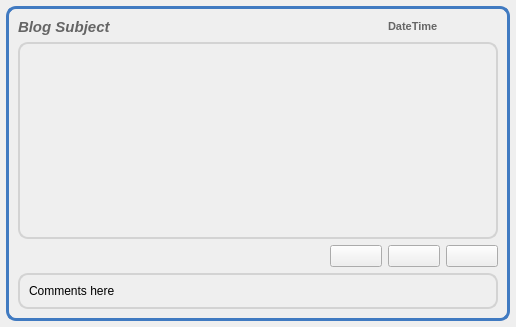
Qt form retroshare-gui/src/gui/unfinished/blogs/BlogsMsgItem.ui (RetroShare/RetroShare) before a commit.
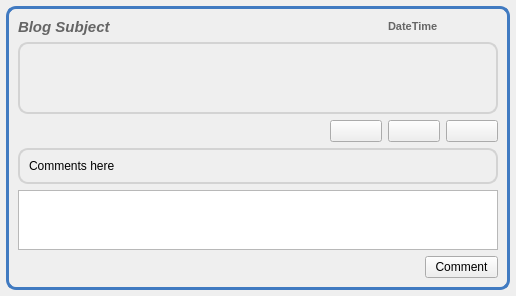
The same form after that commit. Icons and pictures are not drawn.

Commit message: forget to commit this changes for the blogmsgitem

```diff
--- a/retroshare-gui/src/gui/unfinished/blogs/BlogsMsgItem.ui
+++ b/retroshare-gui/src/gui/unfinished/blogs/BlogsMsgItem.ui
@@ -7,7 +7,7 @@
     <x>0</x>
     <y>0</y>
     <width>516</width>
-    <height>327</height>
+    <height>294</height>
    </rect>
   </property>
   <property name="windowTitle">
@@ -61,38 +61,7 @@
       <enum>QFrame::Raised</enum>
      </property>
      <layout class="QGridLayout" name="gridLayout_2">
-      <item row="1" column="0">
-       <widget class="QFrame" name="expandFrame">
-        <property name="styleSheet">
-         <string notr="true">QFrame#expandFrame{border: 2px solid #D3D3D3;
-background-color: qlineargradient(x1:0, y1:0, x2:0, y2:1, 
-stop:0 #FFFFFF, stop:1 #F2F2F2);;
-border-radius: 10px;}</string>
-        </property>
-        <property name="frameShape">
-         <enum>QFrame::StyledPanel</enum>
-        </property>
-        <property name="frameShadow">
-         <enum>QFrame::Raised</enum>
-        </property>
-        <layout class="QVBoxLayout">
-         <item>
-          <widget class="QLabel" name="msgLabel">
-           <property name="sizePolicy">
-            <sizepolicy hsizetype="MinimumExpanding" vsizetype="Preferred">
-             <horstretch>0</horstretch>
-             <verstretch>0</verstretch>
-            </sizepolicy>
-           </property>
-           <property name="text">
-            <string>Comments here</string>
-           </property>
-          </widget>
-         </item>
-        </layout>
-       </widget>
-      </item>
-      <item row="0" column="0">
+      <item row="0" column="0" colspan="2">
        <layout class="QGridLayout" name="gridLayout">
         <item row="0" column="0" colspan="3">
          <widget class="QLabel" name="titleLabel">
@@ -232,6 +201,67 @@
         </item>
        </layout>
       </item>
+      <item row="1" column="0" colspan="2">
+       <widget class="QFrame" name="expandFrame">
+        <property name="styleSheet">
+         <string notr="true">QFrame#expandFrame{border: 2px solid #D3D3D3;
+background-color: qlineargradient(x1:0, y1:0, x2:0, y2:1, 
+stop:0 #FFFFFF, stop:1 #F2F2F2);;
+border-radius: 10px;}</string>
+        </property>
+        <property name="frameShape">
+         <enum>QFrame::StyledPanel</enum>
+        </property>
+        <property name="frameShadow">
+         <enum>QFrame::Raised</enum>
+        </property>
+        <layout class="QVBoxLayout">
+         <item>
+          <widget class="QLabel" name="msgLabel">
+           <property name="sizePolicy">
+            <sizepolicy hsizetype="MinimumExpanding" vsizetype="Preferred">
+             <horstretch>0</horstretch>
+             <verstretch>0</verstretch>
+            </sizepolicy>
+           </property>
+           <property name="text">
+            <string>Comments here</string>
+           </property>
+          </widget>
+         </item>
+        </layout>
+       </widget>
+      </item>
+      <item row="2" column="0" colspan="2">
+       <widget class="QTextEdit" name="commentEdit">
+        <property name="maximumSize">
+         <size>
+          <width>16777215</width>
+          <height>60</height>
+         </size>
+        </property>
+       </widget>
+      </item>
+      <item row="3" column="0">
+       <spacer name="horizontalSpacer">
+        <property name="orientation">
+         <enum>Qt::Horizontal</enum>
+        </property>
+        <property name="sizeHint" stdset="0">
+         <size>
+          <width>398</width>
+          <height>20</height>
+         </size>
+        </property>
+       </spacer>
+      </item>
+      <item row="3" column="1">
+       <widget class="QPushButton" name="commentButton">
+        <property name="text">
+         <string>Comment</string>
+        </property>
+       </widget>
+      </item>
      </layout>
     </widget>
    </item>
```
Left out of the diff: 29 changed lines with no effect on the pictures.
